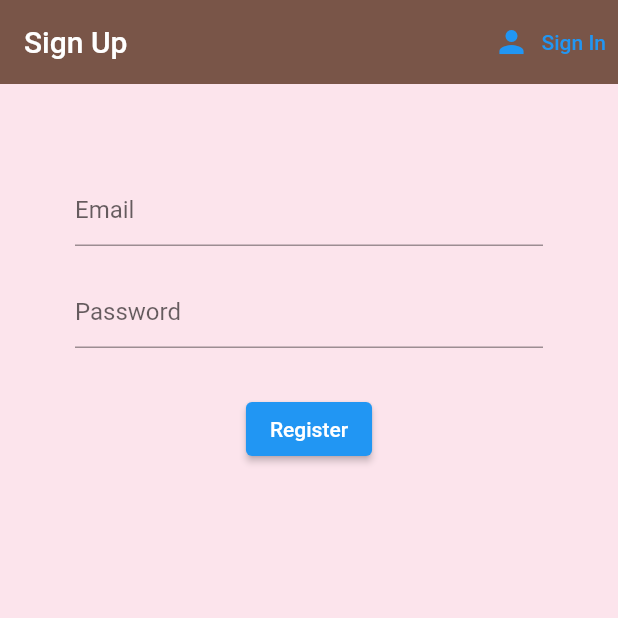
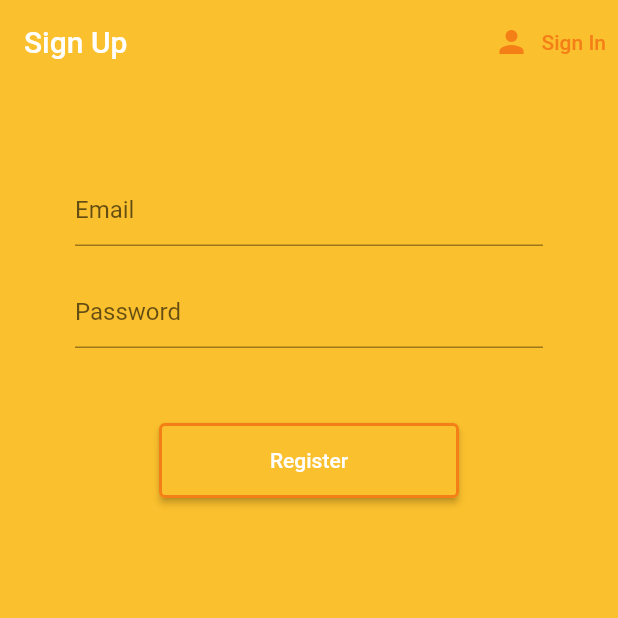
Before and after one commit to AryanKhubchandani/FirebaseLogin, a Flutter app: the screen it shows after launch, after a tap on "Sign In", after a tap on "Register", on a phone screen of 412 x 824 dp, the top half of it. Run offline on Flutter 3.47's test engine with Material 2 defaults, Android fonts, the light colour scheme and no system bars; our stand-ins replace firebase_auth, firebase_core, flutter_signin_button, google_sign_in; accounts and stored records are empty.

Commit message:
fix phone authentication issue and change UI

```diff
--- a/lib/screens/authentication/register.dart
+++ b/lib/screens/authentication/register.dart
@@ -19,15 +19,21 @@ class _RegisterState extends State<Register> {
   @override
   Widget build(BuildContext context) {
     return Scaffold(
-      backgroundColor: Colors.pink[50],
+      backgroundColor: Colors.yellow[700],
       appBar: AppBar(
-        backgroundColor: Colors.brown,
+        backgroundColor: Colors.yellow[700],
         elevation: 0.0,
         title: Text('Sign Up'),
         actions: <Widget>[
           TextButton.icon(
-            icon: Icon(Icons.person),
-            label: Text("Sign In"),
+            icon: Icon(
+              Icons.person,
+              color: Colors.yellow[900],
+            ),
+            label: Text(
+              "Sign In",
+              style: TextStyle(color: Colors.yellow[900]),
+            ),
             onPressed: () {
               widget.toggleView();
             },
@@ -63,8 +69,10 @@ class _RegisterState extends State<Register> {
                   setState(() => password = val);
                 },
               ),
-              SizedBox(height: 30.0),
-              ElevatedButton(
+              SizedBox(height: 50.0),
+              ConstrainedBox(
+                constraints: BoxConstraints.tightFor(width: 200, height: 50),
+                child: ElevatedButton(
                   child: Text(
                     "Register",
                     style: TextStyle(color: Colors.white),
@@ -77,6 +85,11 @@ class _RegisterState extends State<Register> {
                       }
                     }
                   },
+                  style: ElevatedButton.styleFrom(
+                    primary: Colors.yellow[700],
+                    side: BorderSide(color: Colors.yellow[900], width: 2),
+                  ),
+                ),
               ),
               SizedBox(height: 20.0),
               Text(
--- a/lib/screens/authentication/sign_in.dart
+++ b/lib/screens/authentication/sign_in.dart
@@ -1,5 +1,6 @@
 import 'package:firebase_login/screens/authentication/sign_in_using_no.dart';
 import 'package:firebase_login/screens/home/home.dart';
+import 'package:flutter_signin_button/flutter_signin_button.dart';
 import 'package:firebase_login/services/auth.dart';
 import 'package:flutter/material.dart';
 
@@ -22,9 +23,9 @@ class _SignInState extends State<SignIn> {
   @override
   Widget build(BuildContext context) {
     return Scaffold(
-      backgroundColor: Colors.pink[50],
+      backgroundColor: Colors.yellow[700],
       appBar: AppBar(
-        backgroundColor: Colors.brown,
+        backgroundColor: Colors.yellow[700],
         elevation: 0.0,
         title: Text('Sign In'),
         actions: <Widget>[
@@ -66,8 +67,10 @@ class _SignInState extends State<SignIn> {
                   setState(() => password = val.trim());
                 },
               ),
-              SizedBox(height: 30.0),
-              ElevatedButton(
+              SizedBox(height: 50.0),
+              ConstrainedBox(
+                constraints: BoxConstraints.tightFor(width: 200, height: 50),
+                child: ElevatedButton(
                   child: Text(
                     " Sign In",
                     style: TextStyle(color: Colors.white),
@@ -81,21 +84,41 @@ class _SignInState extends State<SignIn> {
                       }
                     }
                   },
+                  style: ElevatedButton.styleFrom(
+                    primary: Colors.yellow[700],
+                    side: BorderSide(color: Colors.yellow[900], width: 2),
                   ),
-              TextButton(
+                ),
+              ),
+              SizedBox(height: 30.0),
+              Text("-OR-"),
+              SizedBox(height: 20.0),
+              SignInButton(
+                Buttons.Google,
                 onPressed: () async {
                   await _auth.signInGoogle().then((userCredential) => {
                         setState(() => {userCredential})
                       });
                 },
-                child: Text("Sign In With Google"),
               ),
-              ElevatedButton.icon(
-                icon: Icon(Icons.person),
-                label: Text("Sign In using number"),
-                onPressed: () async {
-                  return SignInNo();
+              SizedBox(height: 10.0),
+              ConstrainedBox(
+                constraints: BoxConstraints.tightFor(width: 220, height: 35),
+                child: ElevatedButton.icon(
+                  icon: Icon(
+                    Icons.person,
+                    color: Colors.black,
+                  ),
+                  label: Text("Sign In using Number",
+                      style: TextStyle(color: Colors.black, fontSize: 14)),
+                  onPressed: () {
+                    Navigator.of(context).push(
+                        MaterialPageRoute(builder: (context) => SignInNo()));
                   },
+                  style: ElevatedButton.styleFrom(
+                    primary: Colors.white,
+                  ),
+                ),
               ),
               SizedBox(height: 20.0),
               Text(
--- a/pubspec.yaml
+++ b/pubspec.yaml
@@ -36,6 +36,8 @@ dependencies:
   url_launcher: ^6.0.4
   uni_links: ^0.5.1
   sms_autofill: ^2.0.0
+  flutter_signin_button: ^2.0.0
+  font_awesome_flutter: ^9.0.0
 
 dev_dependencies:
   flutter_test:
```
Also changed, not shown: lib/screens/authentication/sign_in_using_no.dart (+27 -7 lines), pubspec.lock. Lines whose indentation alone changed are shown as unchanged.
